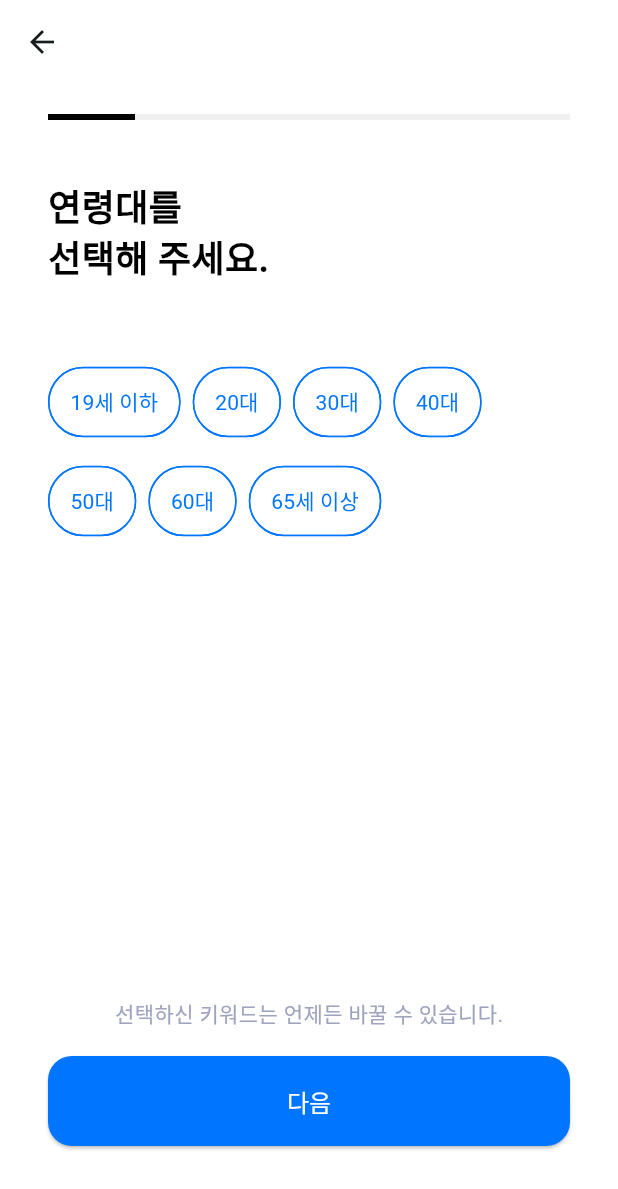
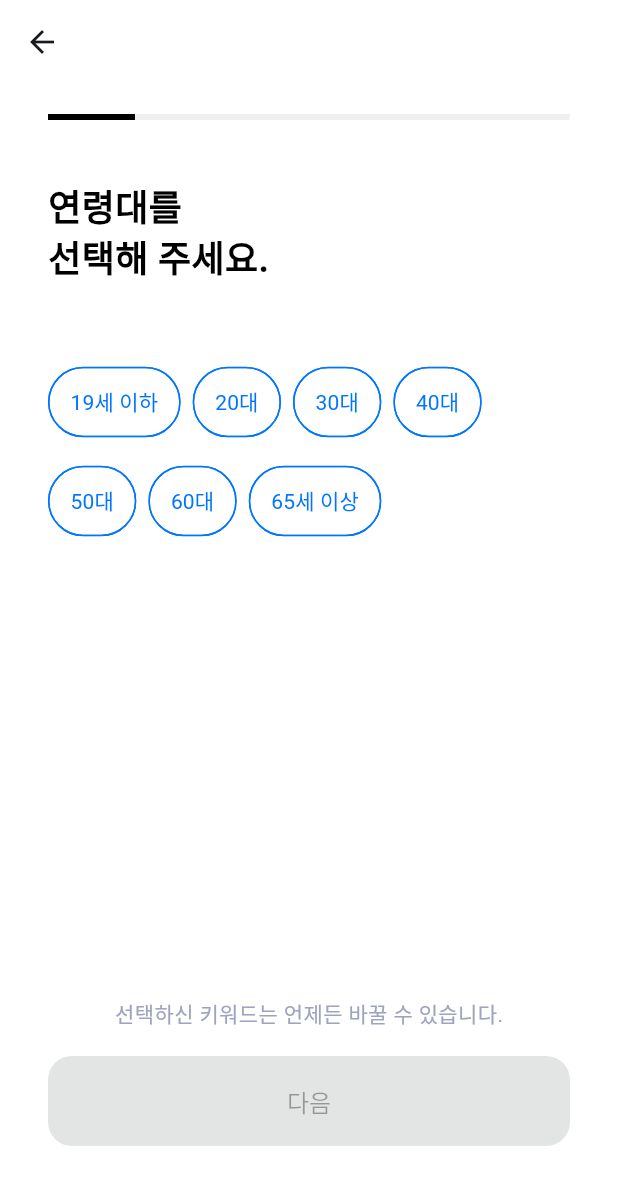
Before and after one commit to Lee-jong-won/Sasimee-front, a Flutter app: the screen it shows after launch, after a tap on "회원가입", on a phone screen of 412 x 824 dp. Shown: the top 1189 px of the screen. Run offline on Flutter 3.47's test engine with Material 3 defaults, Android fonts, the phone set to English and light mode, and no system bars; our stand-ins replace dio, easy_localization, flutter_secure_storage, flutter_svg, logger, retrofit and 2 more; generated files the repository leaves out were written again; Roboto replaces fonts that are missing (Pretendard); project files that could hold a hidden picture were left out.

Commit message:
♻️ Refactor: 회원가입 단계 모듈화
- SignupScreen에 뒤로가기 버튼과 다음 버튼을 고정
- 회원가입 단계에 따라 ProgressIndicator의 진행도 설정
- 버튼 활성화 조건 체크

Related to: #6

```diff
--- a/lib/screens/signup/signup_screen.dart
+++ b/lib/screens/signup/signup_screen.dart
@@ -1,5 +1,11 @@
-import 'package:flutter/cupertino.dart';
+import 'package:easy_localization/easy_localization.dart';
+import 'package:flutter/material.dart';
+import 'package:provider/provider.dart';
+import 'package:sasimee/screens/signup/signup_viewmodel.dart';
 import 'package:sasimee/screens/signup/views/signup_tag_view.dart';
+import 'package:sasimee/utils/constants.dart';
+
+import '../../styles/color_styles.dart';
 
 class SignupScreen extends StatelessWidget {
   const SignupScreen({super.key});
@@ -8,6 +14,91 @@ class SignupScreen extends StatelessWidget {
 
   @override
   Widget build(BuildContext context) {
-    return const SignupTagView(); // TODO: 회원 정보 입력 페이지로 이동
+    return ChangeNotifierProvider(
+      create: (_) => SignupViewModel(),
+      child: Consumer<SignupViewModel>(
+        builder: (context, viewModel, child) {
+          return Scaffold(
+            backgroundColor: Colors.white,
+            appBar: AppBar(
+              backgroundColor: Colors.white,
+              leading: IconButton(
+                icon: const Icon(Icons.arrow_back),
+                onPressed: () {
+                  if (viewModel.currentStep > 0) {
+                    viewModel.goToPreviousStep();
+                  } else {
+                    Navigator.of(context).pop();
+                  }
+                },
+              ),
+            ),
+            body: SafeArea(
+              child: Padding(
+                padding: const EdgeInsets.symmetric(horizontal: 32),
+                child: Column(
+                  mainAxisAlignment: MainAxisAlignment.spaceBetween,
+                  crossAxisAlignment: CrossAxisAlignment.start,
+                  children: [
+                    Column(
+                      children: [
+                        const SizedBox(height: 20),
+                        LinearProgressIndicator(
+                          value: (viewModel.currentStep + 1) / MAX_SIGNUP_STEP,
+                          backgroundColor: ColorStyles.progressBarBackground,
+                          color: Colors.black,
+                        ),
+                        const SizedBox(height: 40),
+                        _getStepContent(viewModel),
+                      ],
+                    ),
+                    _bottomButtonLayout(context, viewModel),
+                  ],
+                ),
+              ),
+            ),
+          );
+        },
+      ),
+    );
+  }
+
+  Widget _getStepContent(SignupViewModel viewModel) {
+    switch (viewModel.currentStep) {
+      case 0:
+        return SignupTagView(); // 연령대 태그 선택
+    //TODO: 회원가입 다른 단계들도 여기에 추가
+      default:
+        return const SizedBox.shrink();
+    }
+  }
+
+  Widget _bottomButtonLayout(BuildContext context, SignupViewModel viewModel) {
+    return Column(
+      crossAxisAlignment: CrossAxisAlignment.center,
+      children: [
+        Text(
+          'signup_tag_guide'.tr(),
+          style: const TextStyle(
+            color: ColorStyles.guideText,
+            fontSize: 14,
+            fontWeight: FontWeight.w400,
+          ),
+        ),
+        const SizedBox(height: 18),
+        SizedBox(
+          width: double.infinity,
+          child: ElevatedButton(
+            onPressed: viewModel.isNextButtonEnabled
+                ? () {
+              viewModel.goToNextStep();
+            }
+                : null,
+            child: Text('next'.tr()),
+          ),
+        ),
+        const SizedBox(height: 60),
+      ],
+    );
   }
 }
--- a/lib/screens/signup/views/signup_tag_view.dart
+++ b/lib/screens/signup/views/signup_tag_view.dart
@@ -1,96 +1,41 @@
 import 'package:easy_localization/easy_localization.dart';
 import 'package:flutter/material.dart';
+import 'package:provider/provider.dart';
 
 import '../../../enums/age_group.dart';
-import '../../../styles/color_styles.dart';
 import '../../../widgets/selectable_tag_list.dart';
+import '../signup_viewmodel.dart';
 
 class SignupTagView extends StatelessWidget {
-  const SignupTagView({super.key});
-
   @override
   Widget build(BuildContext context) {
-
-    return Scaffold(
-      backgroundColor: Colors.white,
-      appBar: AppBar(
-        backgroundColor: Colors.white,
-      ),
-      body: SafeArea(
-        child: Padding(
-          padding: const EdgeInsets.symmetric(horizontal: 32),
-          child: Column(
-            mainAxisAlignment: MainAxisAlignment.spaceBetween,
-            crossAxisAlignment: CrossAxisAlignment.start,
-            children: [
-              _contentLayout(),
-              _bottomButtonLayout()
-            ],
-          ),
-        ),
-      ),
-    );
-  }
-
-  Widget _contentLayout() {
+    final viewModel = Provider.of<SignupViewModel>(context);
     final ageGroups = AgeGroup.values.map((age) => age.label).toList();
 
     return Column(
       crossAxisAlignment: CrossAxisAlignment.start,
       children: [
-        const SizedBox(height: 20,),
-        const LinearProgressIndicator(
-          value: 1 / 6, // 전체 스탭 중 첫 번째 단계
-          backgroundColor: ColorStyles.progressBarBackground,
-          color: Colors.black,
-        ),
-        const SizedBox(height: 40,),
-        Text('signup_age_title'.tr(),
+        Text(
+          'signup_age_title'.tr(),
           style: const TextStyle(
-              color: Colors.black,
-              fontSize: 24,
-              fontWeight: FontWeight.w600
+            color: Colors.black,
+            fontSize: 24,
+            fontWeight: FontWeight.w600,
           ),
         ),
-        const SizedBox(height: 54,),
+        const SizedBox(height: 54),
         SizedBox(
           width: double.infinity,
           child: SelectableTagList(
             items: ageGroups,
             isMultiSelect: false,
+            initialSelection: viewModel.selectedAgeGroups, // 이전 선택값 전달
             onSelectionChanged: (selectedItems) {
-              print('Selected ages: $selectedItems');
+              viewModel.setSelectedAgeGroups(selectedItems);
             },
           ),
         ),
       ],
     );
   }
-
-  Widget _bottomButtonLayout() {
-    return Column(
-      crossAxisAlignment: CrossAxisAlignment.center,
-      children: [
-        Text('signup_tag_guide'.tr(),
-          style: const TextStyle(
-            color: ColorStyles.guideText,
-            fontSize: 14,
-            fontWeight: FontWeight.w400,
-          ),
-        ),
-        const SizedBox(height: 18,),
-        SizedBox(
-          width: double.infinity,
-          child: ElevatedButton(
-              onPressed: (){
-                print('다음 버튼 클릭');
-                // TODO: 로그인 화면으로 이동
-              },
-              child: Text('next'.tr())
-          ),
-        ),
-        const SizedBox(height: 60,), // 하단 여유 공간
-      ],
-    );
-  }
 }
--- a/lib/styles/color_styles.dart
+++ b/lib/styles/color_styles.dart
@@ -18,7 +18,7 @@ class ColorStyles {
   static const Color hintText = Color(0xFF777C89);
   static const Color guideText = Color(0xFF9EA3BE);
   static const Color subText = Color(0xFF47515D);
+
   static const Color gray80 = Color(0xFF3D3D3D);
-
   static const Color gray70 = Color(0xFF6B6B6B);
 }
--- a/lib/utils/constants.dart
+++ b/lib/utils/constants.dart
@@ -4,3 +4,5 @@ const String BASE_URL = "https://~"; //TODO: 서버 주소 기입
 /// STORAGE KEY
 const String ACCESS_TOKEN_STORAGE_KEY = "ACCESS_TOKEN";
 const String REFRESH_TOKEN_STORAGE_KEY = "REFRESH_TOKEN";
+
+const int MAX_SIGNUP_STEP = 6; // 회원가입 단계
--- a/lib/widgets/selectable_tag_list.dart
+++ b/lib/widgets/selectable_tag_list.dart
@@ -6,12 +6,14 @@ class SelectableTagList extends StatefulWidget {
   final List<String> items;
   final bool isMultiSelect;
   final Function(List<String>) onSelectionChanged;
+  final List<String> initialSelection; // 초기 선택값
 
   const SelectableTagList({
     super.key,
     required this.items,
     required this.isMultiSelect,
     required this.onSelectionChanged,
+    this.initialSelection = const [], // 기본값은 빈 리스트
   });
 
   @override
@@ -19,7 +21,13 @@ class SelectableTagList extends StatefulWidget {
 }
 
 class _SelectableTagListState extends State<SelectableTagList> {
-  final Set<String> _selectedItems = {};
+  late Set<String> _selectedItems = {};
+
+  @override
+  void initState() {
+    super.initState();
+    _selectedItems = Set.from(widget.initialSelection);
+  }
 
   @override
   Widget build(BuildContext context) {
@@ -33,18 +41,19 @@ class _SelectableTagListState extends State<SelectableTagList> {
           selected: isSelected,
           onSelected: (selected) {
             setState(() {
-              if (widget.isMultiSelect) {
+              if (widget.isMultiSelect) { // 복수 선택
                 if (selected) {
                   _selectedItems.add(item);
                 } else {
                   _selectedItems.remove(item);
                 }
-              } else {
+              } else { // 단일 선택
                 _selectedItems.clear();
                 if (selected) {
                   _selectedItems.add(item);
                 }
               }
+              print('selectItem: $item');
               widget.onSelectionChanged(_selectedItems.toList());
             });
           },
```
Also changed, not shown: lib/screens/signup/signup_viewmodel.dart (added, +56 -0 lines).
